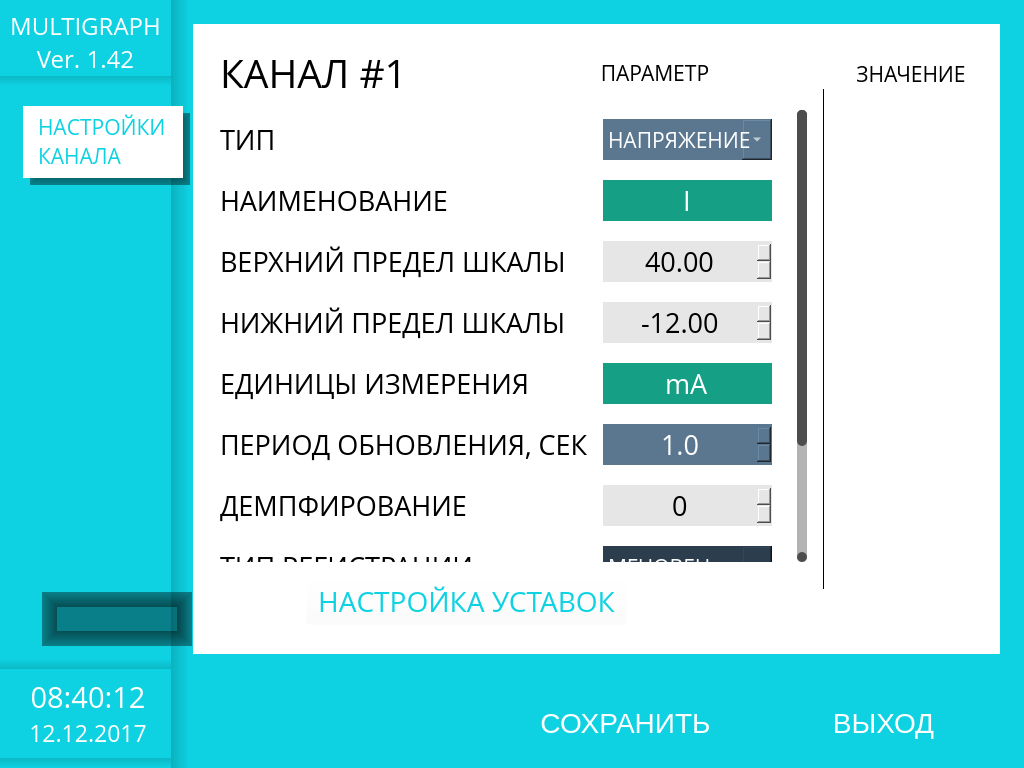
Before: the Qt Designer form settings.ui in tomyqg/topaz-m, drawn with Qt 5.
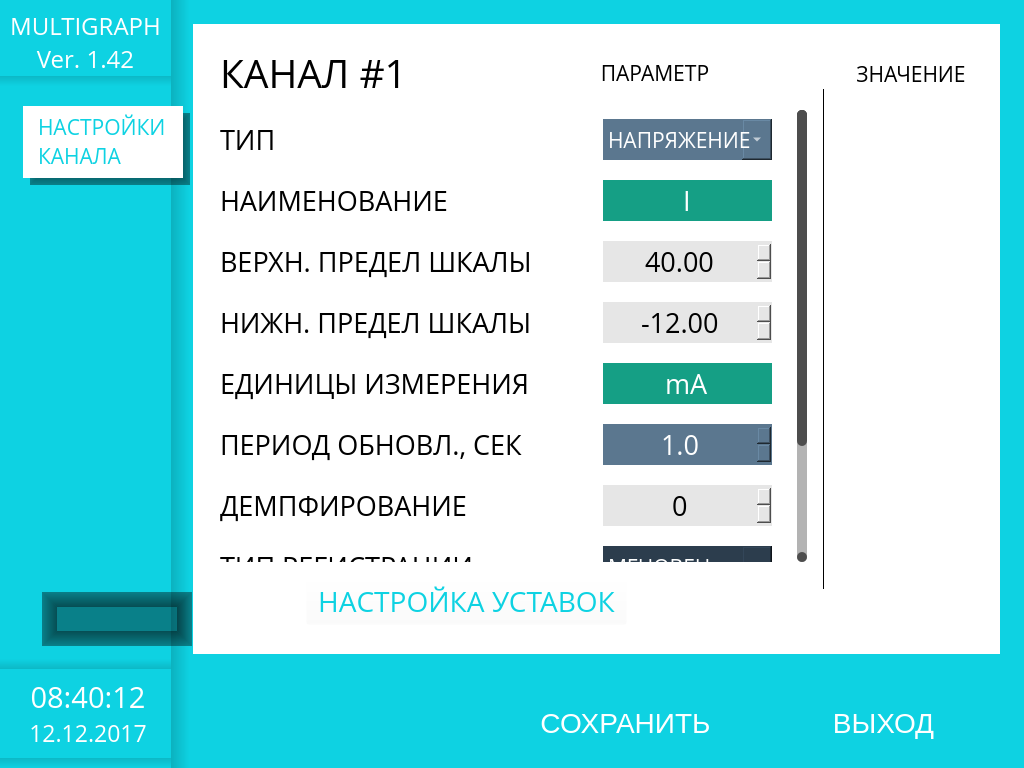
After: the same form once the commit is applied. Icons and pictures are not drawn. Custom widgets are drawn as their Qt base class.

```diff
--- a/settings.ui
+++ b/settings.ui
@@ -512,8 +512,8 @@
                    <property name="geometry">
                     <rect>
                      <x>0</x>
-                     <y>0</y>
-                     <width>582</width>
+                     <y>-74</y>
+                     <width>564</width>
                      <height>608</height>
                     </rect>
                    </property>
@@ -1001,7 +1001,7 @@
                        <string notr="true">color: rgb(0, 0, 0);</string>
                       </property>
                       <property name="text">
-                       <string>НИЖНИЙ ПРЕДЕЛ ШКАЛЫ</string>
+                       <string>НИЖН. ПРЕДЕЛ ШКАЛЫ</string>
                       </property>
                      </widget>
                     </item>
@@ -1059,7 +1059,7 @@
                        <string notr="true">color: rgb(0, 0, 0);</string>
                       </property>
                       <property name="text">
-                       <string>ВЕРХНИЙ ПРЕДЕЛ ШКАЛЫ</string>
+                       <string>ВЕРХН. ПРЕДЕЛ ШКАЛЫ</string>
                       </property>
                      </widget>
                     </item>
@@ -1236,7 +1236,7 @@
                        <string notr="true">color: rgb(0, 0, 0);</string>
                       </property>
                       <property name="text">
-                       <string>ПЕРИОД ОБНОВЛЕНИЯ, СЕК</string>
+                       <string>ПЕРИОД ОБНОВЛ., СЕК</string>
                       </property>
                      </widget>
                     </item>
```
Left out of the diff: 6 changed lines with no effect on the pictures.
